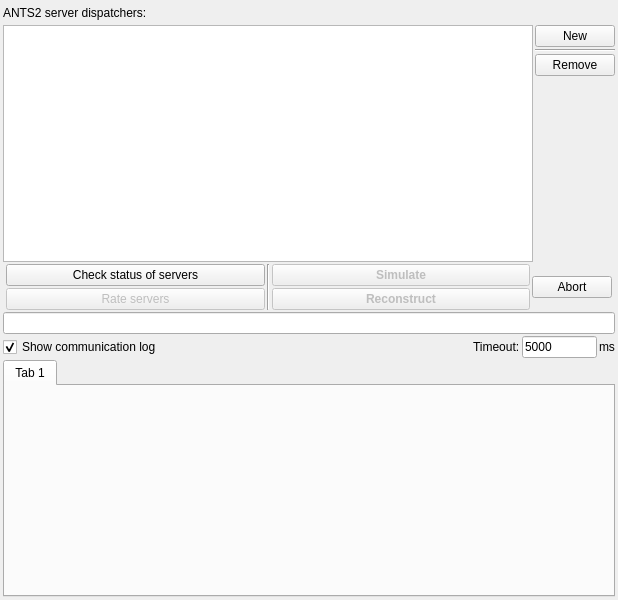
Above: src/gui/aremotewindow.ui from andrmor/ANTS2 before the change. Below: the same form after it.
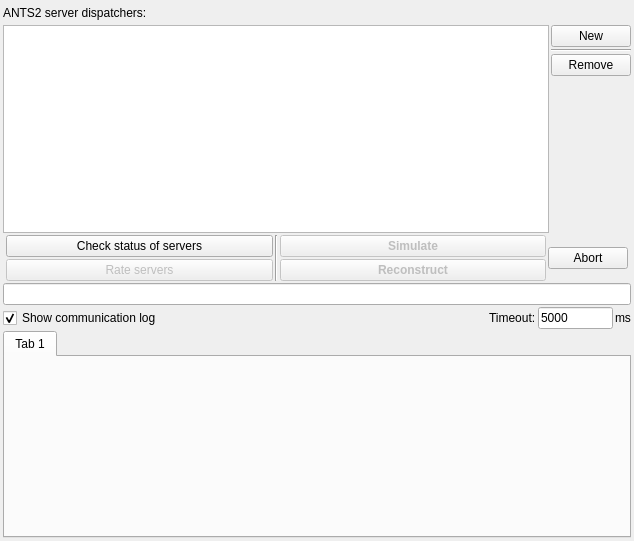
That is the form after the change.

```diff
--- a/src/gui/aremotewindow.ui
+++ b/src/gui/aremotewindow.ui
@@ -6,8 +6,8 @@
    <rect>
     <x>0</x>
     <y>0</y>
-    <width>618</width>
-    <height>600</height>
+    <width>634</width>
+    <height>541</height>
    </rect>
   </property>
   <property name="windowTitle">
```
Left out of the diff: 2 changed lines with no effect on the pictures.
